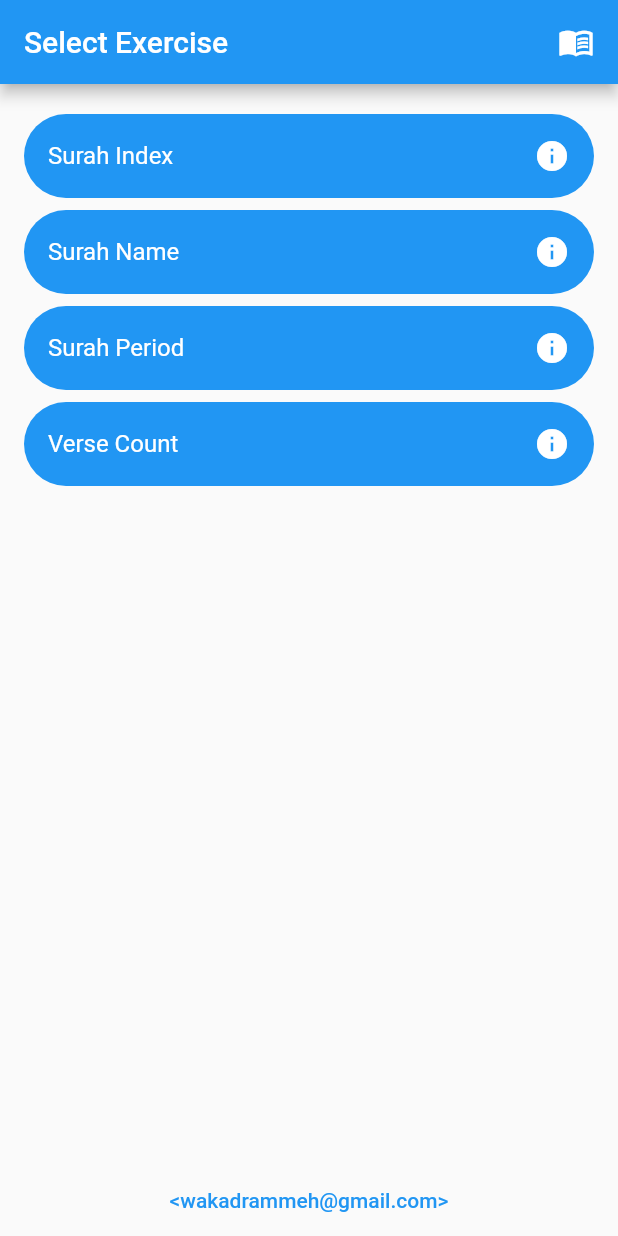
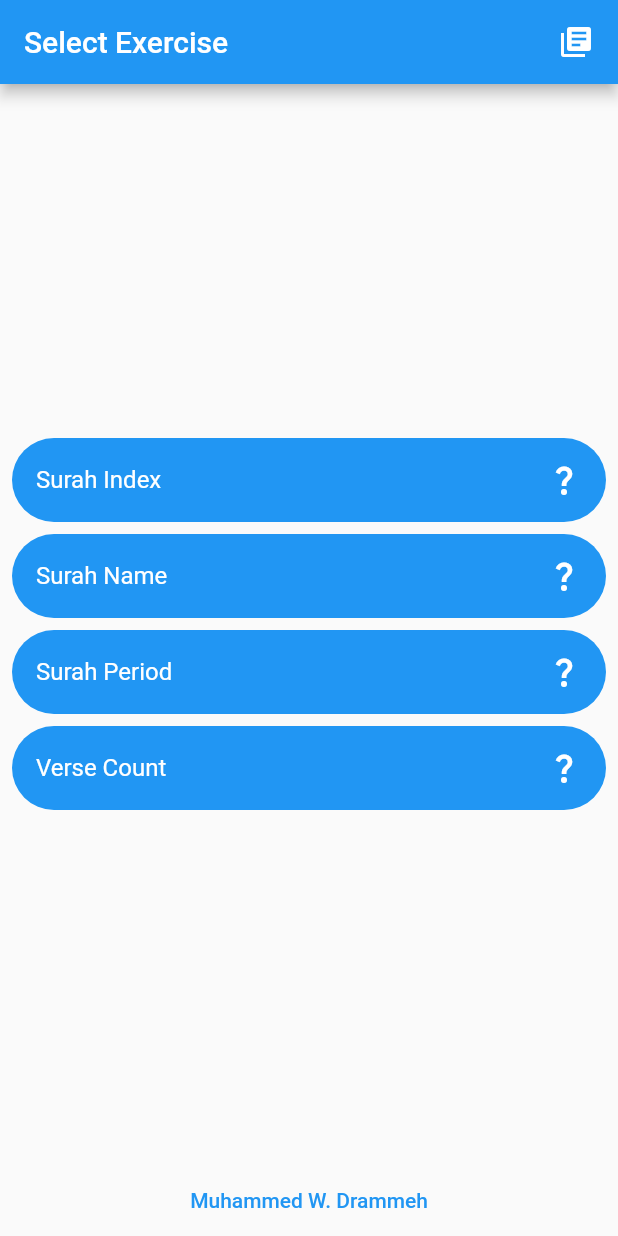
Before and after one commit to wdrammeh/surah_index, a Flutter app: the screen it shows after launch, on a phone screen of 412 x 824 dp. Run offline on Flutter 3.47's test engine with Material 2 defaults, Android fonts, the phone set to English and light mode, and no system bars.

Commit message:
Update v4

```diff
--- a/lib/main.dart
+++ b/lib/main.dart
@@ -2,5 +2,5 @@ import 'package:flutter/cupertino.dart';
 import 'package:surah_index/v4/v4.dart';
 
 void main() {
-  runApp(Application());
+  runApp(const Application());
 }
--- a/lib/v4/surah.dart
+++ b/lib/v4/surah.dart
@@ -125,6 +125,7 @@ enum Surah {
   String toString() {
     return "$position - $name - $verses verses - $period";
   }
+
 }
 
 enum Period {
@@ -139,4 +140,5 @@ enum Period {
   String toString() {
     return name;
   }
+
 }
--- a/lib/v4/v4.dart
+++ b/lib/v4/v4.dart
@@ -5,14 +5,18 @@ import 'package:surah_index/v4/name_exercise.dart';
 import 'package:surah_index/v4/period_exercise.dart';
 import 'package:surah_index/v4/verse_count_exercise.dart';
 
+void main() {
+  runApp(const Application());
+}
+
 class Application extends StatelessWidget {
   static const name = "Surah Quiz";
 
-  Application({super.key});
+  const Application({super.key});
 
   @override
   Widget build(BuildContext context) {
-    return MaterialApp(
+    return const MaterialApp(
       title: name,
       home: Homepage(),
       debugShowCheckedModeBanner: false,
@@ -22,11 +26,11 @@ class Application extends StatelessWidget {
 
 class Homepage extends StatelessWidget {
 
-  Homepage({super.key});
+  const Homepage({super.key});
 
-  Widget getExerciseTile(BuildContext context, String title, String about, Widget activity) {
+  Widget newExerciseTile(BuildContext context, String title, String about, Widget activity) {
     return Container(
-      margin: EdgeInsets.symmetric(vertical: 8/2,),
+      margin: const EdgeInsets.symmetric(vertical: 8/2),
       decoration: BoxDecoration(
           color: Theme.of(context).primaryColor,
           borderRadius: BorderRadius.circular(50),
@@ -45,22 +49,24 @@ class Homepage extends StatelessWidget {
                 content: Text(about),
                 actions: [
                   TextButton(
-                    onPressed: () { Navigator.pop(context); },
-                    child: Text("Ok"),
+                    onPressed: () {
+                      Navigator.pop(context);
+                    },
+                    child: const Text("Ok"),
                   ),
                 ],
               );
-            },);
+            });
           },
-          child: Icon(
-            Icons.info,
+          child: const Icon(
+            Icons.question_mark,
             color: Colors.white,
           ),
         ),
         onTap: () {
           Navigator.push(context, MaterialPageRoute(builder: (context) {
             return activity;
-          },));
+          }));
         },
       ),
     );
@@ -70,11 +76,11 @@ class Homepage extends StatelessWidget {
   Widget build(BuildContext context) {
     return Scaffold(
       appBar: AppBar(
-        title: Text("Select Exercise"),
+        title: const Text("Select Exercise"),
         actions: [
           IconButton(
-            padding: EdgeInsets.symmetric(horizontal: 16),
-            icon: Icon(Icons.menu_book),
+            padding: const EdgeInsets.symmetric(horizontal: 16),
+            icon: const Icon(Icons.library_books),
             tooltip: 'Learn',
             onPressed: () {
               Navigator.push(
@@ -87,20 +93,20 @@ class Homepage extends StatelessWidget {
           ),
         ],
       ),
-      body: SingleChildScrollView(
-        child: Container(
-          padding: EdgeInsets.all(16),
+      body: Center(
+        child: SingleChildScrollView(
+          padding: const EdgeInsets.all(8),
           child: Column(
             mainAxisAlignment: MainAxisAlignment.center,
             children: [
-              getExerciseTile(context, "Surah Index", "In this exercise, "
+              newExerciseTile(context, "Surah Index", "In this exercise, "
                   "you'll determine the index of a given surah.", IndexExercise()),
-              getExerciseTile(context, "Surah Name", "In this exercise, "
+              newExerciseTile(context, "Surah Name", "In this exercise, "
                   "you'll determine the name of a given surah.", NameExercise()),
-              getExerciseTile(context, "Surah Period", "In this exercise, "
+              newExerciseTile(context, "Surah Period", "In this exercise, "
                   "you'll determine the period of revelation [\"Makki\", or \"Madani\"] "
                   "of a given surah.", PeriodExercise()),
-              getExerciseTile(context, "Verse Count", "In this exercise, "
+              newExerciseTile(context, "Verse Count", "In this exercise, "
                   "you'll determine the number of verses of a given surah.", VerseCountExercise()),
             ],
           ),
@@ -111,7 +117,7 @@ class Homepage extends StatelessWidget {
         children: [
            TextButton(
             onPressed: () {},
-            child: Text("<wakadrammeh@gmail.com>"),
+            child: const Text("Muhammed W. Drammeh"),
           ),
         ],
       ),
```
Also changed, not shown: lib/v3/v3.dart (+49 -44 lines), lib/v4/index_exercise.dart (+21 -14 lines), lib/v4/name_exercise.dart (+18 -13 lines), lib/v4/period_exercise.dart (+21 -12 lines), lib/v4/result_activity.dart (+37 -11 lines), lib/v4/verse_count_exercise.dart (+19 -11 lines), pubspec.lock, 2 other files.
